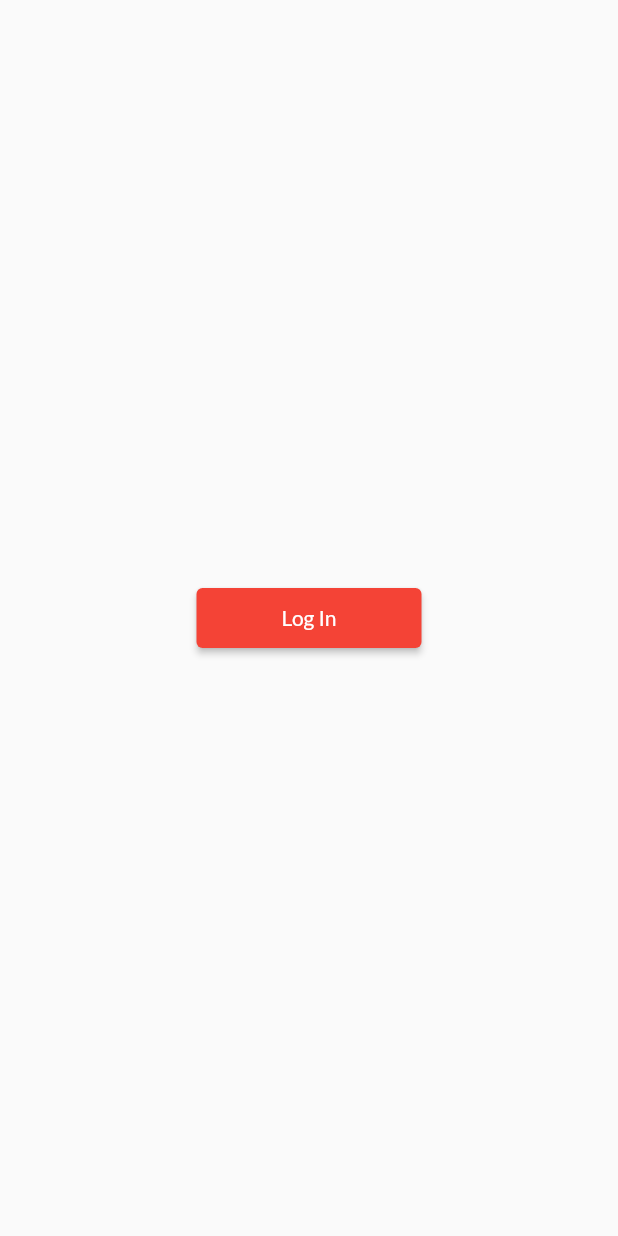
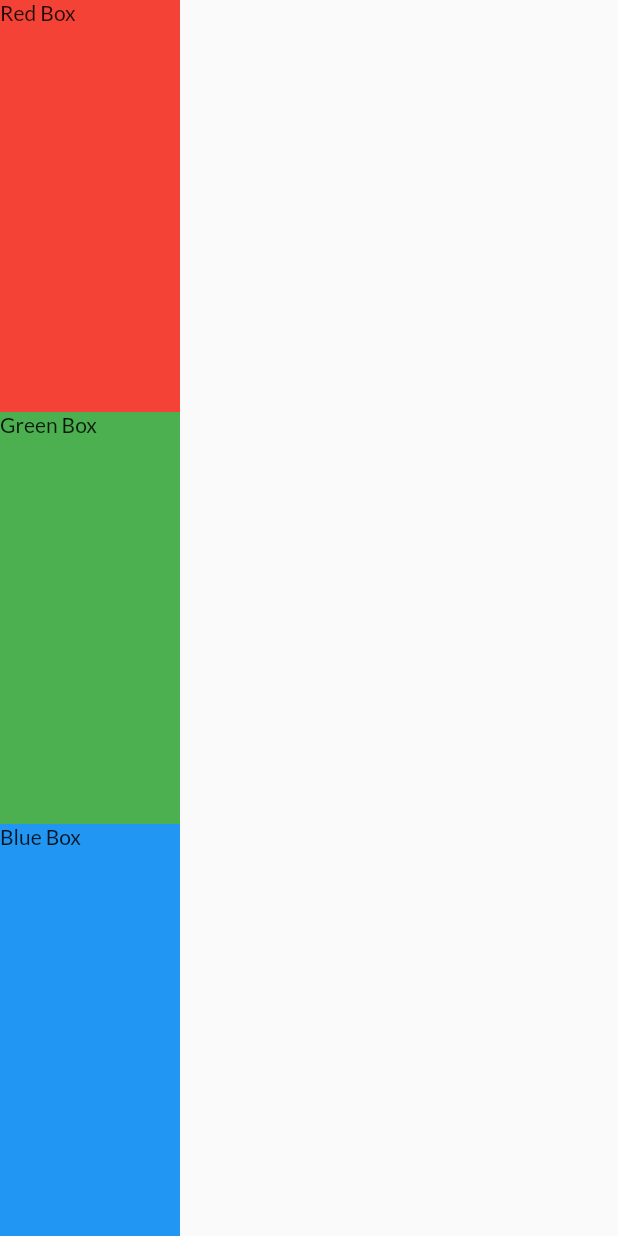
Before and after one commit to dnesbala/flutter-first-app, a Flutter app: the screen it shows after launch, on a phone screen of 412 x 824 dp. Run offline on Flutter 3.47's test engine with Material 2 defaults, Android fonts, the phone set to English and light mode, and no system bars; our stand-ins replace google_fonts.

Commit message:
Added row column test

```diff
--- a/lib/main.dart
+++ b/lib/main.dart
@@ -1,5 +1,6 @@
 import 'package:first_app/button_test.dart';
 import 'package:first_app/image_test.dart';
+import 'package:first_app/row_column_test.dart';
 import 'package:flutter/material.dart';
 import 'package:google_fonts/google_fonts.dart';
 
@@ -20,7 +21,7 @@ class MyApp extends StatelessWidget {
     return MaterialApp(
       title: "Test App",
       debugShowCheckedModeBanner: false,
-      home: ButtonTest(),
+      home: RowColumnTest(),
       theme: ThemeData(
         fontFamily: GoogleFonts.lato().fontFamily,
       ),
--- /dev/null
+++ b/lib/row_column_test.dart
@@ -0,0 +1,45 @@
+import 'package:flutter/material.dart';
+
+class RowColumnTest extends StatelessWidget {
+  const RowColumnTest({Key? key}) : super(key: key);
+
+  @override
+  Widget build(BuildContext context) {
+    return SafeArea(
+      child: Scaffold(
+        body: Container(
+          color: Colors.grey,
+          // width: double.infinity,
+          child: Column(
+            children: [
+              Expanded(
+                child: Container(
+                  height: 150,
+                  width: 120,
+                  color: Colors.red,
+                  child: Text("Red Box"),
+                ),
+              ),
+              Expanded(
+                child: Container(
+                  height: 150,
+                  width: 120,
+                  color: Colors.green,
+                  child: Text("Green Box"),
+                ),
+              ),
+              Expanded(
+                child: Container(
+                  height: 150,
+                  width: 120,
+                  color: Colors.blue,
+                  child: Text("Blue Box"),
+                ),
+              ),
+            ],
+          ),
+        ),
+      ),
+    );
+  }
+}
```
